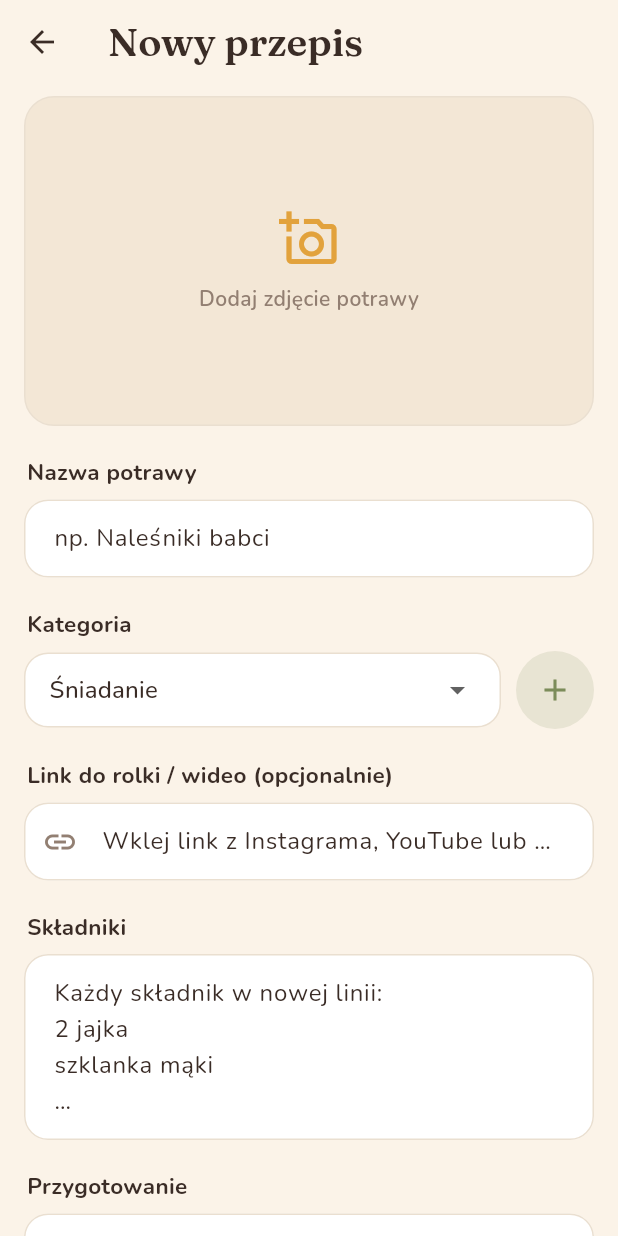
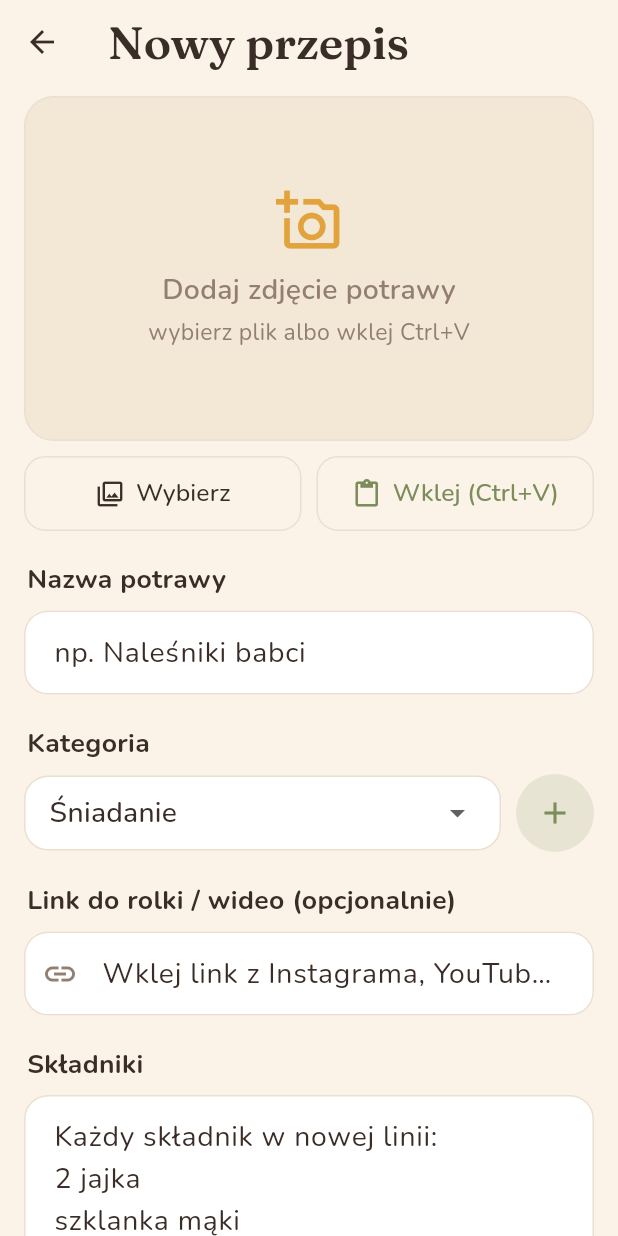
Before and after one commit to bczerkowski/kuchnia, a Flutter app: the screen it shows after launch, after a tap on "★ Ulubione", after a tap on "Nowy przepis", on a phone screen of 412 x 824 dp. Run offline on Flutter 3.47's test engine with Material 3 defaults, Android fonts, the phone set to English and light mode, and no system bars; our stand-ins replace google_fonts, hive_flutter, image_picker, web; missing offline and left inert: dart:js_interop; accounts and stored records are empty; statements that could not run were skipped.

Commit message:
Paste photo (Ctrl+V), auto-downscale images, larger fonts
- Wklejanie zdjęcia ze schowka: przycisk + globalny nasłuch Ctrl+V
- Każde zdjęcie (wybrane/wklejone) skalowane do max 1280 px JPEG,
  żeby nie ważyło kilku MB i nie było 'ogromne'
- Globalnie powiększone czcionki (textScaler 1.18)

Co-Authored-By: Claude Opus 4.8 <noreply@anthropic.com>

```diff
--- a/lib/main.dart
+++ b/lib/main.dart
@@ -21,6 +21,15 @@ class KuchniaApp extends StatelessWidget {
       title: 'Moja Kuchnia',
       debugShowCheckedModeBanner: false,
       theme: AppTheme.build(),
+      // Globalnie powiększone czcionki — żeby wszystko było większe i czytelniejsze.
+      builder: (context, child) {
+        final mq = MediaQuery.of(context);
+        final scaled = mq.textScaler.scale(1.0) * 1.18;
+        return MediaQuery(
+          data: mq.copyWith(textScaler: TextScaler.linear(scaled)),
+          child: child!,
+        );
+      },
       home: HomeScreen(store: store),
     );
   }
--- a/lib/screens/recipe_edit_screen.dart
+++ b/lib/screens/recipe_edit_screen.dart
@@ -6,6 +6,7 @@ import 'package:image_picker/image_picker.dart';
 import '../data/store.dart';
 import '../models/recipe.dart';
 import '../theme.dart';
+import '../utils/image_tools.dart';
 
 class RecipeEditScreen extends StatefulWidget {
   final RecipeStore store;
@@ -29,6 +30,8 @@ class _RecipeEditScreenState extends State<RecipeEditScreen> {
   RecipeStore get store => widget.store;
   bool get _isNew => widget.existing == null;
 
+  bool _processing = false;
+
   @override
   void initState() {
     super.initState();
@@ -40,10 +43,13 @@ class _RecipeEditScreenState extends State<RecipeEditScreen> {
     _imageBase64 = e?.imageBase64;
     _category = e?.category ??
         (store.categories.isNotEmpty ? store.categories.first : 'Obiad');
+    // Ctrl+V w dowolnym miejscu wklei zdjęcie ze schowka.
+    attachPasteListener(_applyImageBytes);
   }
 
   @override
   void dispose() {
+    detachPasteListener();
     _title.dispose();
     _ingredients.dispose();
     _steps.dispose();
@@ -51,24 +57,45 @@ class _RecipeEditScreenState extends State<RecipeEditScreen> {
     super.dispose();
   }
 
+  /// Wspólna ścieżka dla wyboru, wklejenia i upuszczenia obrazu:
+  /// zmniejsza zdjęcie i zapisuje jako base64.
+  Future<void> _applyImageBytes(Uint8List bytes) async {
+    setState(() => _processing = true);
+    try {
+      final small = await downscaleToBase64(bytes);
+      if (mounted) setState(() => _imageBase64 = small);
+    } catch (e) {
+      if (mounted) _snack('Nie udało się przetworzyć zdjęcia.');
+    } finally {
+      if (mounted) setState(() => _processing = false);
+    }
+  }
+
+  void _snack(String msg) {
+    ScaffoldMessenger.of(context).showSnackBar(SnackBar(content: Text(msg)));
+  }
+
   Future<void> _pickImage() async {
     try {
       final picker = ImagePicker();
-      final file = await picker.pickImage(
-        source: ImageSource.gallery,
-        maxWidth: 1400,
-        imageQuality: 82,
-      );
+      final file = await picker.pickImage(source: ImageSource.gallery);
       if (file == null) return;
       final Uint8List bytes = await file.readAsBytes();
-      setState(() => _imageBase64 = base64Encode(bytes));
+      await _applyImageBytes(bytes);
     } catch (e) {
-      if (mounted) {
-        ScaffoldMessenger.of(context).showSnackBar(
-          SnackBar(content: Text('Nie udało się wczytać zdjęcia: $e')),
-        );
+      if (mounted) _snack('Nie udało się wczytać zdjęcia.');
     }
   }
+
+  Future<void> _pasteImage() async {
+    final bytes = await readClipboardImageBytes();
+    if (bytes == null) {
+      if (mounted) {
+        _snack('Brak obrazu w schowku. Skopiuj zdjęcie i spróbuj ponownie.');
+      }
+      return;
+    }
+    await _applyImageBytes(bytes);
   }
 
   Future<void> _addCategoryDialog() async {
@@ -205,10 +232,13 @@ class _RecipeEditScreenState extends State<RecipeEditScreen> {
 
   Widget _photoPicker() {
     final hasImage = _imageBase64 != null && _imageBase64!.isNotEmpty;
-    return GestureDetector(
-      onTap: _pickImage,
+    return Column(
+      crossAxisAlignment: CrossAxisAlignment.stretch,
+      children: [
+        GestureDetector(
+          onTap: hasImage ? null : _pickImage,
           child: Container(
-        height: 220,
+            height: 230,
             width: double.infinity,
             decoration: BoxDecoration(
               color: const Color(0xFFF3E7D6),
@@ -221,60 +251,78 @@ class _RecipeEditScreenState extends State<RecipeEditScreen> {
                     )
                   : null,
             ),
-        child: hasImage
-            ? Align(
-                alignment: Alignment.topRight,
-                child: Padding(
-                  padding: const EdgeInsets.all(10),
-                  child: Row(
-                    mainAxisSize: MainAxisSize.min,
-                    children: [
-                      _imgButton(Icons.edit, 'Zmień', _pickImage),
-                      const SizedBox(width: 8),
-                      _imgButton(Icons.delete_outline, 'Usuń',
-                          () => setState(() => _imageBase64 = null)),
-                    ],
-                  ),
-                ),
-              )
+            child: _processing
+                ? const Center(
+                    child: CircularProgressIndicator(color: AppColors.terracotta))
+                : (hasImage
+                    ? null
                     : const Column(
                         mainAxisAlignment: MainAxisAlignment.center,
                         children: [
                           Icon(Icons.add_a_photo_outlined,
-                      size: 40, color: AppColors.honey),
+                              size: 44, color: AppColors.honey),
                           SizedBox(height: 10),
                           Text('Dodaj zdjęcie potrawy',
                               style: TextStyle(
-                          color: AppColors.muted, fontWeight: FontWeight.w600)),
+                                  color: AppColors.muted,
+                                  fontWeight: FontWeight.w600,
+                                  fontSize: 16)),
+                          SizedBox(height: 4),
+                          Text('wybierz plik albo wklej Ctrl+V',
+                              style: TextStyle(
+                                  color: AppColors.muted, fontSize: 13)),
+                        ],
+                      )),
+          ),
+        ),
+        const SizedBox(height: 10),
+        Row(
+          children: [
+            Expanded(
+              child: OutlinedButton.icon(
+                style: OutlinedButton.styleFrom(
+                  foregroundColor: AppColors.brown,
+                  side: const BorderSide(color: AppColors.line),
+                  padding: const EdgeInsets.symmetric(vertical: 13),
+                  shape: RoundedRectangleBorder(
+                      borderRadius: BorderRadius.circular(14)),
+                ),
+                onPressed: _processing ? null : _pickImage,
+                icon: const Icon(Icons.photo_library_outlined, size: 20),
+                label: Text(hasImage ? 'Zmień' : 'Wybierz'),
+              ),
+            ),
+            const SizedBox(width: 10),
+            Expanded(
+              child: OutlinedButton.icon(
+                style: OutlinedButton.styleFrom(
+                  foregroundColor: AppColors.olive,
+                  side: const BorderSide(color: AppColors.line),
+                  padding: const EdgeInsets.symmetric(vertical: 13),
+                  shape: RoundedRectangleBorder(
+                      borderRadius: BorderRadius.circular(14)),
+                ),
+                onPressed: _processing ? null : _pasteImage,
+                icon: const Icon(Icons.content_paste, size: 20),
+                label: const Text('Wklej (Ctrl+V)'),
+              ),
+            ),
+            if (hasImage) ...[
+              const SizedBox(width: 10),
+              IconButton(
+                tooltip: 'Usuń zdjęcie',
+                style: IconButton.styleFrom(
+                  foregroundColor: AppColors.terracotta,
+                  side: const BorderSide(color: AppColors.line),
+                  padding: const EdgeInsets.all(13),
+                ),
+                onPressed: () => setState(() => _imageBase64 = null),
+                icon: const Icon(Icons.delete_outline),
+              ),
+            ],
           ],
         ),
-      ),
-    );
-  }
-
-  Widget _imgButton(IconData icon, String label, VoidCallback onTap) {
-    return Material(
-      color: Colors.black.withValues(alpha: 0.5),
-      borderRadius: BorderRadius.circular(30),
-      child: InkWell(
-        borderRadius: BorderRadius.circular(30),
-        onTap: onTap,
-        child: Padding(
-          padding: const EdgeInsets.symmetric(horizontal: 12, vertical: 8),
-          child: Row(
-            mainAxisSize: MainAxisSize.min,
-            children: [
-              Icon(icon, size: 16, color: Colors.white),
-              const SizedBox(width: 5),
-              Text(label,
-                  style: const TextStyle(
-                      color: Colors.white,
-                      fontSize: 13,
-                      fontWeight: FontWeight.w600)),
       ],
-          ),
-        ),
-      ),
     );
   }
 
```
Also changed, not shown: lib/utils/image_tools.dart (added, +113 -0 lines). Lines whose indentation alone changed are shown as unchanged.
